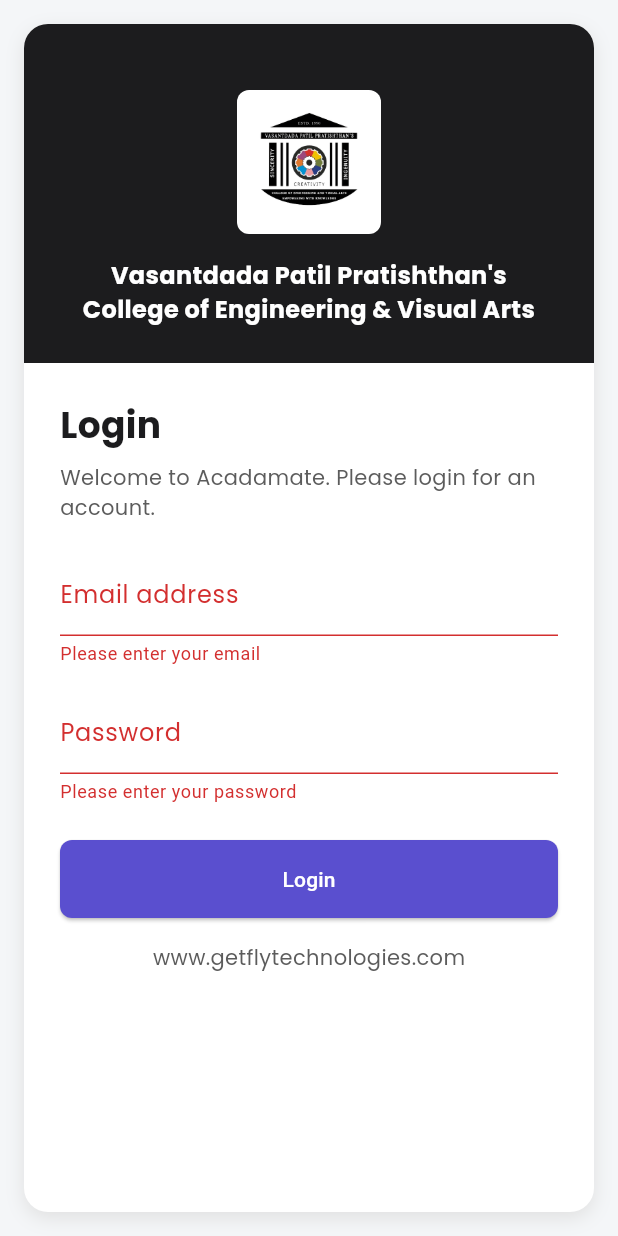
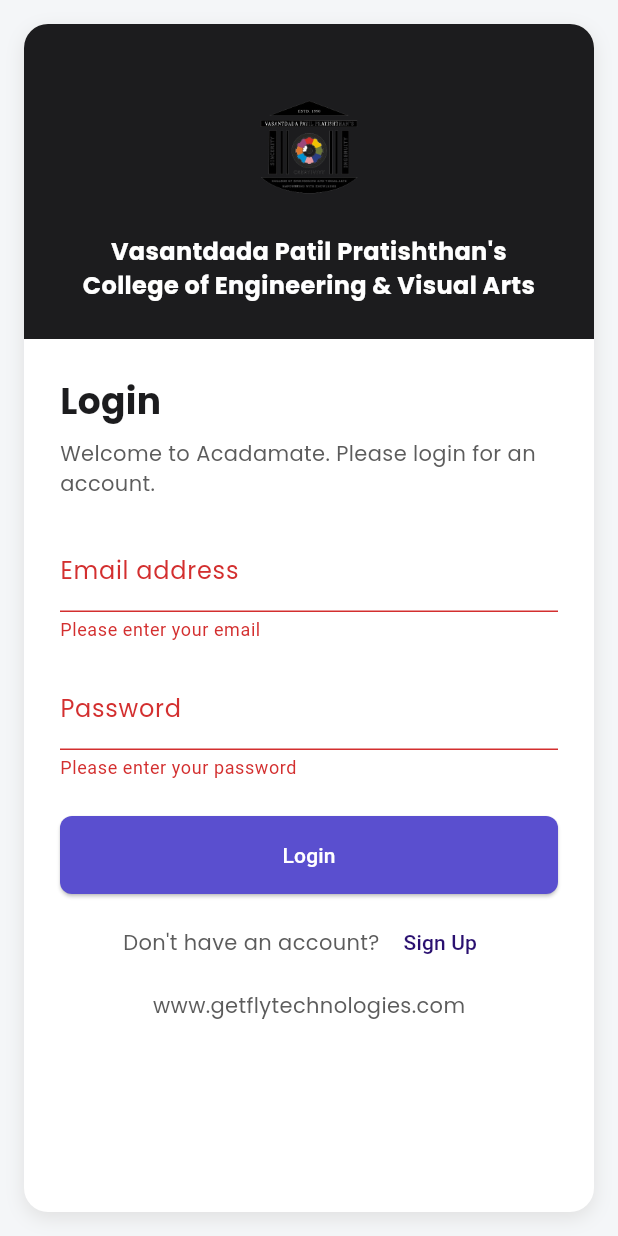
Before and after one commit to rajeshbelgaonkar19/ERP-Mobile-App, a Flutter app: the screen it shows after launch, after a tap on "Login", on a phone screen of 412 x 824 dp. Run offline on Flutter 3.47's test engine with Material 3 defaults, Android fonts, the light colour scheme and no system bars; our stand-ins replace dio, flutter_riverpod, flutter_secure_storage, go_router, google_fonts.

Commit message:
temp change

```diff
--- a/lib/config/app_config.dart
+++ b/lib/config/app_config.dart
@@ -0,0 +1,3 @@
+class AppConfig {
+  static const String baseUrl = 'https://api.test.vppcoe.getflytechnologies.com';
+}
--- a/lib/config/app_routes.dart
+++ b/lib/config/app_routes.dart
@@ -42,7 +42,7 @@
       ),
       GoRoute(
         path: '/applications',
-        builder: (context, state) => _withHeaderNav(const ApplicationsPage()),
+        builder: (context, state) => _withHeaderNav(StudentAdmissionDetailsPage()),
       ),
       GoRoute(
         path: '/cancelled-apps',
--- a/lib/main.dart
+++ b/lib/main.dart
@@ -1,9 +1,11 @@
 import 'package:flutter/material.dart';
+import 'package:flutter_riverpod/flutter_riverpod.dart';
 import 'core/themes/app_theme.dart';
 import 'config/app_routes.dart';
 
 void main() {
   runApp(const ERPApp());
+  runApp(ProviderScope(child: ERPApp()));
 }
 
 class ERPApp extends StatelessWidget {
--- a/lib/modules/auth/login_page.dart
+++ b/lib/modules/auth/login_page.dart
@@ -1,4 +1,7 @@
+import 'package:erp_mobile_app/modules/auth/secure_storage.dart';
 import 'package:flutter/material.dart';
+import 'package:flutter_secure_storage/flutter_secure_storage.dart';
+import '../auth/auth_service.dart';
 import 'package:go_router/go_router.dart';
 import '../../core/constants/colors.dart';
 import '../../core/constants/fonts.dart';
@@ -14,29 +17,54 @@
   final _formKey = GlobalKey<FormState>();
   final _emailController = TextEditingController();
   final _passwordController = TextEditingController();
+  bool _isLoading = false;
+  final _secureStorage = const FlutterSecureStorage();
+  final _authService = AuthService();
+  final _storageService = SecureStorageService();
 
-  void _handleLogin() {
+
+  void _handleLogin() async {
   if (_formKey.currentState!.validate()) {
     final email = _emailController.text.trim();
     final password = _passwordController.text.trim();
 
-      if (password != '12345678') {
-        _showError('Incorrect password!');
-        return;
+    setState(() => _isLoading = true);
+
+    final result = await _authService.login(email, password);
+
+    setState(() => _isLoading = false);
+
+    if (result != null && result['token'] != null && result['user_type'] != null) {
+      final token = result['token'];
+      final userType = result['user_type']; // Example: 'admission', 'hr', 'hod', 'faculty', 'student'
+
+      await _secureStorage.write(key: 'auth_token', value: token);
+
+      ScaffoldMessenger.of(context).showSnackBar(
+        SnackBar(content: Text('Login successful!')),
+        );
+
+      switch (userType) {
+        case 3:
+          context.go('/admission-dashboard');
+          break;
+        case 1:
+          context.go('/hr-dashboard');
+          break;
+        case 7:
+          context.go('/hod-dashboard');
+          break;
+        case 2:
+          context.go('/faculty-dashboard');
+          break;
+        case 4:
+          context.go('/student-dashboard');
+          break;
+        default:
+          _showError('Unknown user role.');
       }
-
-      if (email == 'admission@pvppcoe.ac.in') {
-        context.go('/admission-dashboard');
-      } else if (email == 'hr@pvppcoe.ac.in') {
-        context.go('/hr-dashboard');
-      } else if (email == 'hodcomps@pvppcoe.ac.in') {
-        context.go('/hod-dashboard');
-      } else if (email == 'facultydemo@pvppcoe.ac.in') {
-        context.go('/faculty-dashboard');
-      } else if (email == 'dummy11@gmail.com') {
-        context.go('/student-dashboard');
     } else {
-        _showError('Invalid email for login.');
+      _showError('Login failed. Please check credentials.');
     }
   }
 }
@@ -53,6 +81,7 @@
       backgroundColor: AppColors.background,
       body: LayoutBuilder(
         builder: (context, constraints) {
+          // If width > 800, show row layout (like website), else stack vertically
           final isWide = constraints.maxWidth > 800;
           return Center(
             child: Container(
@@ -88,17 +117,9 @@
                               mainAxisAlignment: MainAxisAlignment.center,
                               children: [
                                 const SizedBox(height: 20),
-                                // Logo inside a white-background container
-                                Container(
-                                  decoration: BoxDecoration(
-                                    color: Colors.white,
-                                    borderRadius: BorderRadius.circular(8),
-                                  ),
-                                  padding: const EdgeInsets.all(8),
-                                  child: Image.asset(
+                                Image.asset(
                                   'assets/logo.png',
                                   height: 100,
-                                  ),
                                 ),
                                 const SizedBox(height: 20),
                                 Text(
@@ -137,17 +158,9 @@
                             mainAxisAlignment: MainAxisAlignment.center,
                             children: [
                               const SizedBox(height: 20),
-                              // Logo inside a white-background container
-                              Container(
-                                decoration: BoxDecoration(
-                                  color: Colors.white,
-                                  borderRadius: BorderRadius.circular(8),
-                                ),
-                                padding: const EdgeInsets.all(8),
-                                child: Image.asset(
+                              Image.asset(
                                 'assets/logo.png',
                                 height: 80,
-                                ),
                               ),
                               const SizedBox(height: 16),
                               Text(
@@ -198,25 +211,34 @@
           SizedBox(
             width: double.infinity,
             child: ElevatedButton(
-              onPressed: _handleLogin,
+              onPressed: _isLoading ? null: _handleLogin,
               style: ElevatedButton.styleFrom(
                 backgroundColor: AppColors.accent,
                 padding: const EdgeInsets.symmetric(vertical: 16.0),
                 shape: RoundedRectangleBorder(borderRadius: BorderRadius.circular(8.0)),
               ),
-              child: const Text('Login', style: TextStyle(color: Colors.white)),
+              child: _isLoading
+              ? const SizedBox(
+                width: 20,
+                height: 20,
+                child: CircularProgressIndicator(
+                  color: Colors.white,
+                  strokeWidth: 2.5,
+                  ),
+                )
+              : const Text('Login', style: TextStyle(color: Colors.white)),
             ),
           ),
           const SizedBox(height: 8),
           Row(
             mainAxisAlignment: MainAxisAlignment.center,
-            // children: [
-            //   const Text("Don't have an account? "),
-            //   TextButton(
-            //     onPressed: () {},
-            //     child: const Text('Sign Up'),
-            //   ),
-            // ],
+            children: [
+              const Text("Don't have an account? "),
+              TextButton(
+                onPressed: () {},
+                child: const Text('Sign Up'),
+              ),
+            ],
           ),
           const SizedBox(height: 8),
           Center(
--- /dev/null
+++ b/lib/modules/auth/secure_storage.dart
@@ -0,0 +1,17 @@
+import 'package:flutter_secure_storage/flutter_secure_storage.dart';
+
+class SecureStorageService {
+  final _storage = const FlutterSecureStorage();
+
+  Future<void> saveToken(String token) async {
+    await _storage.write(key: 'auth_token', value: token);
+  }
+
+  Future<String?> getToken() async {
+    return await _storage.read(key: 'auth_token');
+  }
+
+  Future<void> clearToken() async {
+    await _storage.delete(key: 'auth_token');
+  }
+}
```
Also changed, not shown: lib/modules/admission/applications/applications_page.dart (+138 -5 lines), lib/modules/admission/applications/model/student_application.dart (added, +25 -0 lines), lib/modules/admission/applications/provider/admission_provider.dart (added, +24 -0 lines), lib/modules/admission/applications/service/admission_service.dart (added, +22 -0 lines), lib/modules/auth/auth_service.dart (added, +34 -0 lines), 1 other file. Lines whose indentation alone changed are shown as unchanged.
